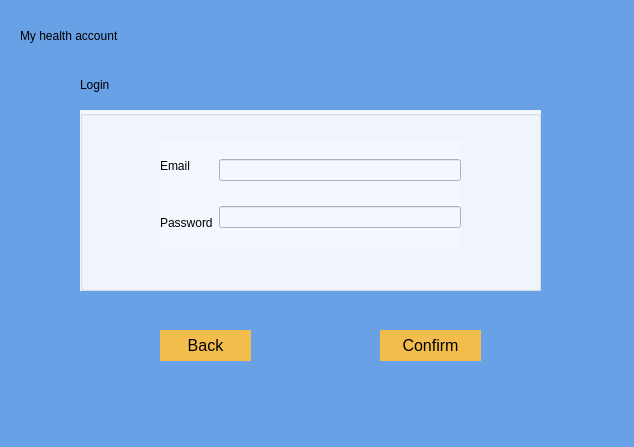
Qt form login.ui (Darijan444/COV-19-Desktop_App) before a commit.
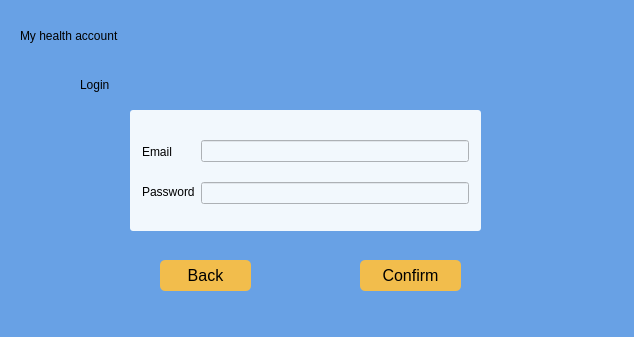
The same form after that commit.

What changed in the file:
```diff
--- a/login.ui
+++ b/login.ui
@@ -7,7 +7,7 @@
     <x>0</x>
     <y>0</y>
     <width>634</width>
-    <height>447</height>
+    <height>337</height>
    </rect>
   </property>
   <property name="windowTitle">
@@ -36,30 +36,39 @@
   <widget class="QGroupBox" name="groupBox">
    <property name="geometry">
     <rect>
-     <x>80</x>
+     <x>130</x>
      <y>110</y>
-     <width>461</width>
-     <height>181</height>
+     <width>351</width>
+     <height>121</height>
     </rect>
    </property>
    <property name="styleSheet">
-    <string notr="true">background-color: rgb(242, 248, 253)</string>
+    <string notr="true">QGroupBox { 
+     border-radius: 3px; 
+	background-color: rgb(242, 248, 253);
+ } </string>
    </property>
    <property name="title">
     <string/>
    </property>
-   <widget class="QWidget" name="layoutWidget">
-    <property name="geometry">
-     <rect>
-      <x>80</x>
-      <y>30</y>
-      <width>301</width>
-      <height>108</height>
-     </rect>
-    </property>
+   <layout class="QGridLayout" name="gridLayout">
+    <item row="0" column="0">
     <layout class="QHBoxLayout" name="horizontalLayout">
      <item>
       <layout class="QVBoxLayout" name="verticalLayout">
+        <item>
+         <spacer name="verticalSpacer_5">
+          <property name="orientation">
+           <enum>Qt::Vertical</enum>
+          </property>
+          <property name="sizeHint" stdset="0">
+           <size>
+            <width>20</width>
+            <height>18</height>
+           </size>
+          </property>
+         </spacer>
+        </item>
        <item>
         <widget class="QLabel" name="label_3">
          <property name="styleSheet">
@@ -70,6 +79,19 @@
          </property>
         </widget>
        </item>
+        <item>
+         <spacer name="verticalSpacer_6">
+          <property name="orientation">
+           <enum>Qt::Vertical</enum>
+          </property>
+          <property name="sizeHint" stdset="0">
+           <size>
+            <width>20</width>
+            <height>18</height>
+           </size>
+          </property>
+         </spacer>
+        </item>
        <item>
         <widget class="QLabel" name="label_4">
          <property name="styleSheet">
@@ -80,10 +102,36 @@
          </property>
         </widget>
        </item>
+        <item>
+         <spacer name="verticalSpacer_7">
+          <property name="orientation">
+           <enum>Qt::Vertical</enum>
+          </property>
+          <property name="sizeHint" stdset="0">
+           <size>
+            <width>20</width>
+            <height>18</height>
+           </size>
+          </property>
+         </spacer>
+        </item>
       </layout>
      </item>
      <item>
       <layout class="QVBoxLayout" name="verticalLayout_2">
+        <item>
+         <spacer name="verticalSpacer_4">
+          <property name="orientation">
+           <enum>Qt::Vertical</enum>
+          </property>
+          <property name="sizeHint" stdset="0">
+           <size>
+            <width>20</width>
+            <height>18</height>
+           </size>
+          </property>
+         </spacer>
+        </item>
        <item>
         <widget class="QLineEdit" name="lineEditEmail">
          <property name="styleSheet">
@@ -91,6 +139,19 @@
          </property>
         </widget>
        </item>
+        <item>
+         <spacer name="verticalSpacer_3">
+          <property name="orientation">
+           <enum>Qt::Vertical</enum>
+          </property>
+          <property name="sizeHint" stdset="0">
+           <size>
+            <width>20</width>
+            <height>18</height>
+           </size>
+          </property>
+         </spacer>
+        </item>
        <item>
         <widget class="QLineEdit" name="lineEditPassword">
          <property name="styleSheet">
@@ -98,10 +159,24 @@
          </property>
         </widget>
        </item>
+        <item>
+         <spacer name="verticalSpacer_2">
+          <property name="orientation">
+           <enum>Qt::Vertical</enum>
+          </property>
+          <property name="sizeHint" stdset="0">
+           <size>
+            <width>20</width>
+            <height>18</height>
+           </size>
+          </property>
+         </spacer>
+        </item>
       </layout>
      </item>
     </layout>
-   </widget>
+    </item>
+   </layout>
   </widget>
   <widget class="QLabel" name="label_7">
    <property name="geometry">
@@ -124,22 +199,18 @@
    <property name="geometry">
     <rect>
      <x>160</x>
-     <y>330</y>
+     <y>260</y>
      <width>91</width>
      <height>31</height>
     </rect>
    </property>
    <property name="styleSheet">
     <string notr="true">QPushButton {
-
     background-color: rgb(242, 189, 76); 
-
-    border: none; 
-
+    border: none;
+     border-radius: 5px; 
     color: rgb(0, 0, 0); 
-
     font: 16px;
-
 } 
 
 QPushButton:hover { 
@@ -159,23 +230,19 @@
   <widget class="QPushButton" name="pushButtonConfirm">
    <property name="geometry">
     <rect>
-     <x>380</x>
-     <y>330</y>
+     <x>360</x>
+     <y>260</y>
      <width>101</width>
      <height>31</height>
     </rect>
    </property>
    <property name="styleSheet">
     <string notr="true">QPushButton {
-
     background-color: rgb(242, 189, 76); 
-
-    border: none; 
-
+    border: none;
+     border-radius: 5px; 
     color: rgb(0, 0, 0); 
-
     font: 16px;
-
 } 
 
 QPushButton:hover { 
```
Left out of the diff: 12 changed lines with no effect on the pictures. Lines whose indentation alone changed are shown as unchanged.
